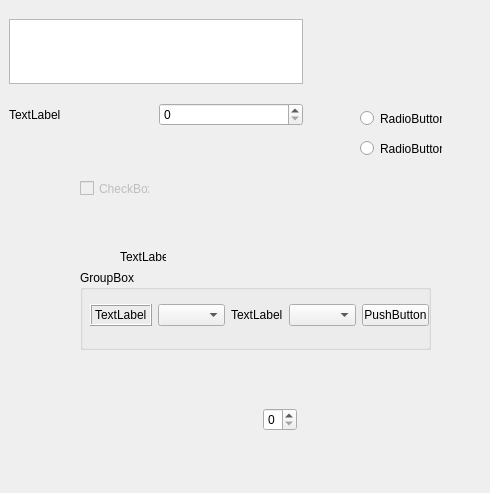
Before: the Qt Designer form form.ui in nelly18/KoalaGUI, drawn with Qt 5.
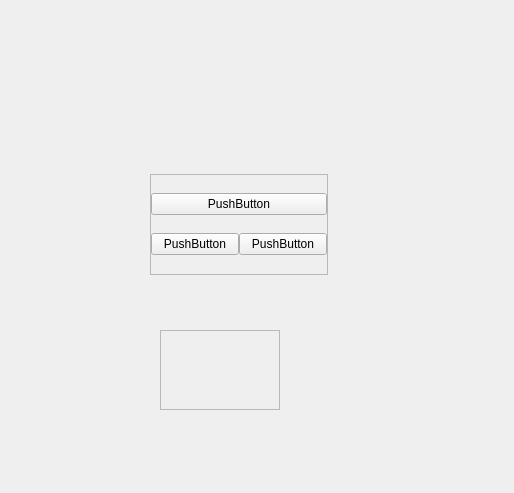
After: the same form once the commit is applied.

The edit to the form file:
```diff
--- a/form.ui
+++ b/form.ui
@@ -6,7 +6,7 @@
    <rect>
     <x>0</x>
     <y>0</y>
-    <width>490</width>
+    <width>514</width>
     <height>493</height>
    </rect>
   </property>
@@ -16,180 +16,70 @@
   <property name="windowOpacity">
    <double>1.000000000000000</double>
   </property>
-  <widget class="QWidget" name="layoutWidget">
+  <widget class="QFrame" name="frame">
    <property name="geometry">
     <rect>
-     <x>9</x>
-     <y>9</y>
-     <width>294</width>
-     <height>131</height>
+     <x>150</x>
+     <y>174</y>
+     <width>178</width>
+     <height>101</height>
     </rect>
    </property>
-   <layout class="QGridLayout" name="gridLayout_2" rowminimumheight="1,50">
-    <property name="topMargin">
-     <number>10</number>
+   <property name="frameShape">
+    <enum>QFrame::StyledPanel</enum>
+   </property>
+   <property name="frameShadow">
+    <enum>QFrame::Raised</enum>
+   </property>
+   <layout class="QGridLayout" name="gridLayout">
+    <property name="margin">
+     <number>0</number>
     </property>
-    <property name="bottomMargin">
+    <property name="spacing">
      <number>0</number>
     </property>
-    <item row="0" column="0" colspan="2">
-     <widget class="QListView" name="listView"/>
-    </item>
     <item row="1" column="0">
-     <widget class="QLabel" name="label">
+     <layout class="QHBoxLayout" name="horizontalLayout">
+      <item>
+       <widget class="QPushButton" name="pushButton">
+        <property name="text">
+         <string>PushButton</string>
+        </property>
+       </widget>
+      </item>
+      <item>
+       <widget class="QPushButton" name="pushButton_2">
+        <property name="text">
+         <string>PushButton</string>
+        </property>
+       </widget>
+      </item>
+     </layout>
+    </item>
+    <item row="0" column="0">
+     <widget class="QPushButton" name="pushButton_3">
       <property name="text">
-       <string>TextLabel</string>
+       <string>PushButton</string>
       </property>
      </widget>
     </item>
-    <item row="1" column="1">
-     <widget class="QSpinBox" name="spinBox_2"/>
-    </item>
    </layout>
   </widget>
-  <widget class="QRadioButton" name="radioButton">
+  <widget class="QFrame" name="frame_2">
    <property name="geometry">
     <rect>
-     <x>360</x>
-     <y>110</y>
-     <width>82</width>
-     <height>17</height>
-    </rect>
-   </property>
-   <property name="text">
-    <string>RadioButton</string>
-   </property>
-  </widget>
-  <widget class="QRadioButton" name="radioButton_2">
-   <property name="geometry">
-    <rect>
-     <x>360</x>
-     <y>140</y>
-     <width>82</width>
-     <height>17</height>
-    </rect>
-   </property>
-   <property name="text">
-    <string>RadioButton</string>
-   </property>
-  </widget>
-  <widget class="QGroupBox" name="groupBox">
-   <property name="geometry">
-    <rect>
-     <x>80</x>
-     <y>270</y>
-     <width>351</width>
+     <x>160</x>
+     <y>330</y>
+     <width>120</width>
      <height>80</height>
     </rect>
    </property>
-   <property name="title">
-    <string>GroupBox</string>
+   <property name="frameShape">
+    <enum>QFrame::StyledPanel</enum>
    </property>
-   <widget class="QWidget" name="gridLayoutWidget">
-    <property name="geometry">
-     <rect>
-      <x>10</x>
-      <y>20</y>
-      <width>339</width>
-      <height>51</height>
-     </rect>
-    </property>
-    <layout class="QGridLayout" name="gridLayout">
-     <item row="0" column="0">
-      <widget class="QLabel" name="label_2">
-       <property name="frameShape">
-        <enum>QFrame::Box</enum>
-       </property>
-       <property name="frameShadow">
-        <enum>QFrame::Raised</enum>
-       </property>
-       <property name="text">
-        <string>TextLabel</string>
-       </property>
-      </widget>
-     </item>
-     <item row="0" column="1">
-      <widget class="QComboBox" name="comboBox"/>
-     </item>
-     <item row="0" column="4">
-      <widget class="QPushButton" name="pushButton">
-       <property name="sizePolicy">
-        <sizepolicy hsizetype="Minimum" vsizetype="Fixed">
-         <horstretch>2</horstretch>
-         <verstretch>0</verstretch>
-        </sizepolicy>
-       </property>
-       <property name="text">
-        <string>PushButton</string>
-       </property>
-      </widget>
-     </item>
-     <item row="0" column="2">
-      <widget class="QLabel" name="label_3">
-       <property name="text">
-        <string>TextLabel</string>
-       </property>
-      </widget>
-     </item>
-     <item row="0" column="3">
-      <widget class="QComboBox" name="comboBox_2"/>
-     </item>
-    </layout>
-   </widget>
-  </widget>
-  <widget class="QCheckBox" name="checkBox">
-   <property name="enabled">
-    <bool>false</bool>
+   <property name="frameShadow">
+    <enum>QFrame::Raised</enum>
    </property>
-   <property name="geometry">
-    <rect>
-     <x>80</x>
-     <y>180</y>
-     <width>70</width>
-     <height>17</height>
-    </rect>
-   </property>
-   <property name="text">
-    <string>CheckBox</string>
-   </property>
-  </widget>
-  <widget class="QLabel" name="label_4">
-   <property name="geometry">
-    <rect>
-     <x>120</x>
-     <y>250</y>
-     <width>46</width>
-     <height>13</height>
-    </rect>
-   </property>
-   <property name="text">
-    <string>TextLabel</string>
-   </property>
-  </widget>
-  <widget class="QWidget" name="horizontalLayoutWidget">
-   <property name="geometry">
-    <rect>
-     <x>200</x>
-     <y>380</y>
-     <width>160</width>
-     <height>80</height>
-    </rect>
-   </property>
-   <layout class="QHBoxLayout" name="horizontalLayout">
-    <item>
-     <widget class="QSpinBox" name="spinBox">
-      <property name="sizePolicy">
-       <sizepolicy hsizetype="Maximum" vsizetype="Fixed">
-        <horstretch>0</horstretch>
-        <verstretch>0</verstretch>
-       </sizepolicy>
-      </property>
-      <property name="maximum">
-       <number>5</number>
-      </property>
-     </widget>
-    </item>
-   </layout>
   </widget>
  </widget>
  <resources/>
```
